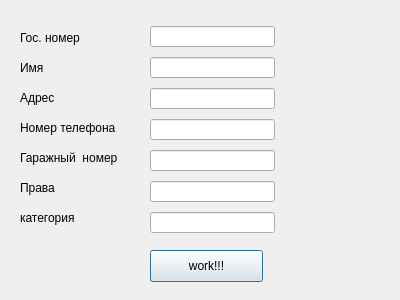
Qt form product_scraper/product_scraper/spiders/putevka.ui (KashN9sh/Ya-taxi-way2pdf) before a commit.
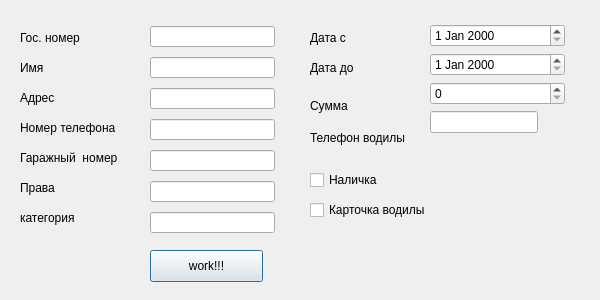
The same form after that commit.

```diff
--- a/product_scraper/product_scraper/spiders/putevka.ui
+++ b/product_scraper/product_scraper/spiders/putevka.ui
@@ -6,10 +6,22 @@
    <rect>
     <x>0</x>
     <y>0</y>
-    <width>400</width>
+    <width>600</width>
     <height>300</height>
    </rect>
   </property>
+  <property name="minimumSize">
+   <size>
+    <width>600</width>
+    <height>300</height>
+   </size>
+  </property>
+  <property name="maximumSize">
+   <size>
+    <width>600</width>
+    <height>300</height>
+   </size>
+  </property>
   <property name="windowTitle">
    <string>Dialog</string>
   </property>
@@ -187,6 +199,115 @@
     <string>Гаражный  номер</string>
    </property>
   </widget>
+  <widget class="QLabel" name="labelDateFrom">
+   <property name="geometry">
+    <rect>
+     <x>310</x>
+     <y>30</y>
+     <width>42</width>
+     <height>16</height>
+    </rect>
+   </property>
+   <property name="text">
+    <string>Дата с</string>
+   </property>
+  </widget>
+  <widget class="QLabel" name="labelDateFrom_2">
+   <property name="geometry">
+    <rect>
+     <x>310</x>
+     <y>60</y>
+     <width>50</width>
+     <height>16</height>
+    </rect>
+   </property>
+   <property name="text">
+    <string>Дата до</string>
+   </property>
+  </widget>
+  <widget class="QLabel" name="labelSumm">
+   <property name="geometry">
+    <rect>
+     <x>310</x>
+     <y>90</y>
+     <width>60</width>
+     <height>31</height>
+    </rect>
+   </property>
+   <property name="text">
+    <string>Сумма</string>
+   </property>
+  </widget>
+  <widget class="QLabel" name="labelPhoneOfVodila">
+   <property name="geometry">
+    <rect>
+     <x>310</x>
+     <y>130</y>
+     <width>111</width>
+     <height>16</height>
+    </rect>
+   </property>
+   <property name="text">
+    <string>Телефон водилы</string>
+   </property>
+  </widget>
+  <widget class="QCheckBox" name="checkBoxQR">
+   <property name="geometry">
+    <rect>
+     <x>310</x>
+     <y>200</y>
+     <width>141</width>
+     <height>20</height>
+    </rect>
+   </property>
+   <property name="text">
+    <string>Карточка водилы</string>
+   </property>
+  </widget>
+  <widget class="QWidget" name="layoutWidget">
+   <property name="geometry">
+    <rect>
+     <x>430</x>
+     <y>24</y>
+     <width>135</width>
+     <height>131</height>
+    </rect>
+   </property>
+   <layout class="QFormLayout" name="formLayout">
+    <item row="3" column="0">
+     <widget class="QLineEdit" name="lineEditPhoneOfVodila"/>
+    </item>
+    <item row="2" column="0" colspan="2">
+     <widget class="QSpinBox" name="spinBoxSumm">
+      <property name="maximum">
+       <number>3000</number>
+      </property>
+      <property name="singleStep">
+       <number>500</number>
+      </property>
+     </widget>
+    </item>
+    <item row="1" column="0" colspan="2">
+     <widget class="QDateEdit" name="dateEditTo"/>
+    </item>
+    <item row="0" column="0" colspan="2">
+     <widget class="QDateEdit" name="dateEditFrom"/>
+    </item>
+   </layout>
+  </widget>
+  <widget class="QCheckBox" name="checkBoxNalichka">
+   <property name="geometry">
+    <rect>
+     <x>310</x>
+     <y>170</y>
+     <width>141</width>
+     <height>20</height>
+    </rect>
+   </property>
+   <property name="text">
+    <string>Наличка</string>
+   </property>
+  </widget>
  </widget>
  <resources/>
  <connections/>
```
Left out of the diff: 2 changed lines with no effect on the pictures.
